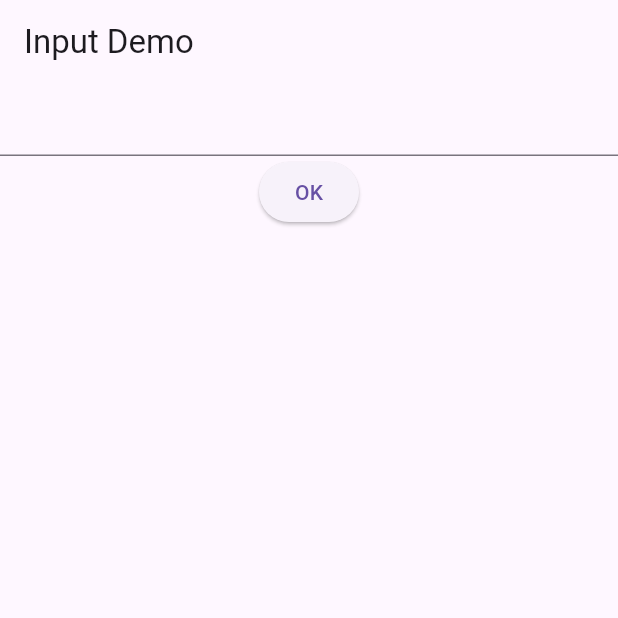
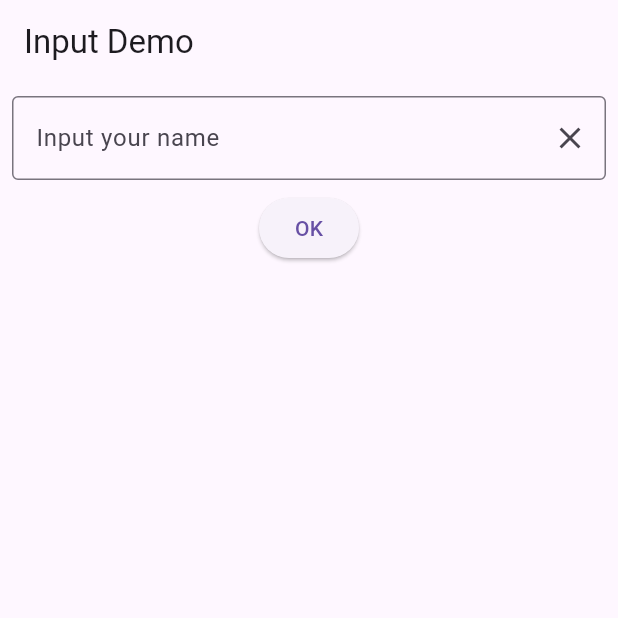
Before and after one commit to Pnt-CoMExE/MFU-Mobile_App-Dev, a Flutter app: the screen it shows after launch, after a tap on "OK", on a phone screen of 412 x 824 dp, the top half of it. Run offline on Flutter 3.47's test engine with Material 3 defaults, Android fonts, the phone set to English and light mode, and no system bars.

Commit message:
✨ Enhance InputDemo with clear button in TextField and improved layout

```diff
--- a/lib/main.dart
+++ b/lib/main.dart
@@ -2,5 +2,5 @@ import 'package:flutter/material.dart';
 import 'package:flutter_application_1/week04/input_demo.dart';
 
 void main() {
-  runApp(MaterialApp(home: InputDemo()));
+  runApp(MaterialApp(home: InputDemo(), debugShowCheckedModeBanner: false));
 }
--- a/lib/week04/input_demo.dart
+++ b/lib/week04/input_demo.dart
@@ -24,8 +24,22 @@ class _InputDemoState extends State<InputDemo> {
       appBar: AppBar(title: Text('Input Demo')),
       body: Column(
         children: [
-          TextField(controller: tcName),
+          Padding(
+            padding: const EdgeInsets.all(8.0),
+            child: TextField(
+              controller: tcName,
+              decoration: InputDecoration(
+                border: OutlineInputBorder(),
+                labelText: 'Input your name',
+                suffixIcon: IconButton(
+                  onPressed: tcName.clear,
+                  icon: Icon(Icons.clear),
+                ),
+              ),
+            ),
+          ),
           ElevatedButton(onPressed: updateMessage, child: Text('OK')),
+          SizedBox(height: 10),
           Text(message),
         ],
       ),
```
